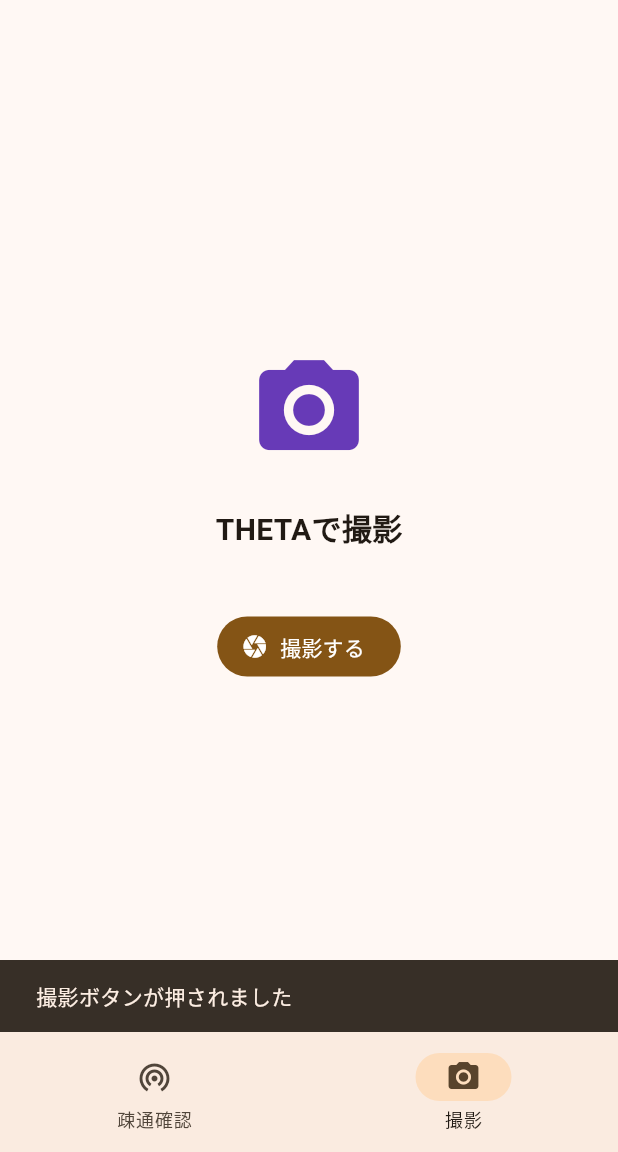
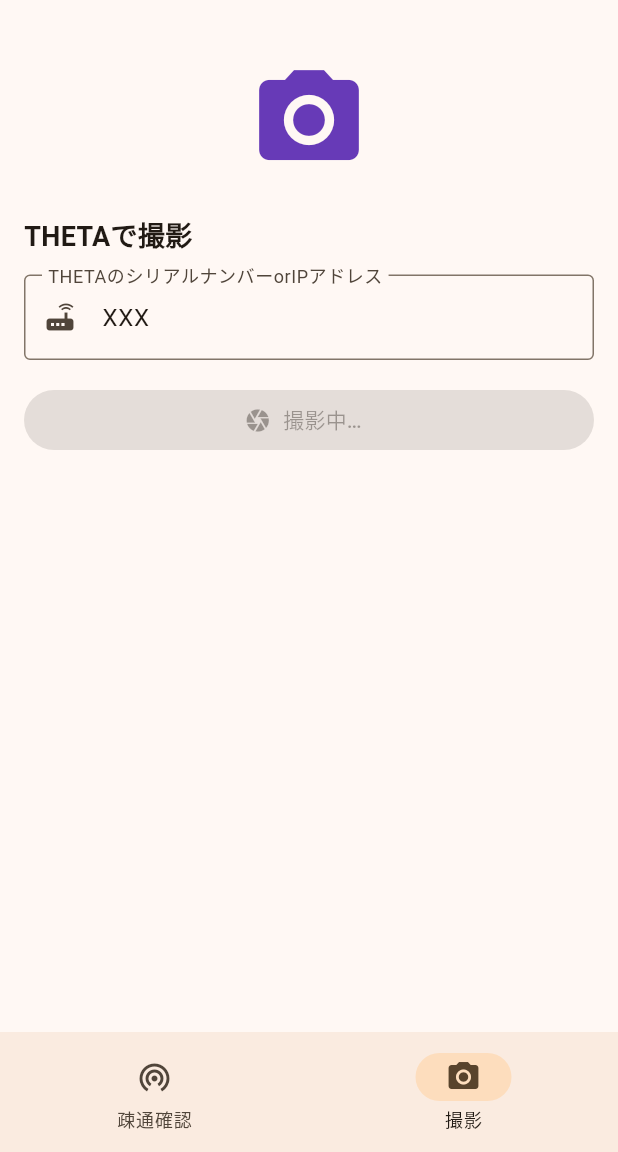
Before and after one commit to naijo-akira/pix-theta-lib, a Flutter app: the screen it shows after launch, item 2 of the bottom bar chosen, after a tap on "撮影する", on a phone screen of 412 x 824 dp, the part 84-1236 px from its top. Run offline on Flutter 3.47's test engine with Material 3 defaults, Android fonts, the phone set to English and light mode, and no system bars; missing offline and left inert: http_auth; statements that could not run were skipped.

Commit message:
http and http auth client theta

```diff
--- a/pix_theta_lib/lib/main.dart
+++ b/pix_theta_lib/lib/main.dart
@@ -1,4 +1,6 @@
 import 'package:flutter/material.dart';
+import 'pages/connectivity_page.dart';
+import 'pages/shooting_page.dart';
 
 void main() {
   runApp(const MyApp());
@@ -60,71 +62,3 @@
     );
   }
 }
-
-class ConnectivityPage extends StatelessWidget {
-  const ConnectivityPage({super.key});
-
-  @override
-  Widget build(BuildContext context) {
-    return Scaffold(
-      body: Center(
-        child: Column(
-          mainAxisAlignment: MainAxisAlignment.center,
-          children: [
-            const Icon(Icons.wifi_tethering, size: 80, color: Colors.blueGrey),
-            const SizedBox(height: 24),
-            const Text(
-              'RICOH THETAとの疎通確認',
-              style: TextStyle(fontSize: 20, fontWeight: FontWeight.bold),
-            ),
-            const SizedBox(height: 40),
-            FilledButton.icon(
-              onPressed: () {
-                // ここに疎通確認処理を後で追加
-                ScaffoldMessenger.of(
-                  context,
-                ).showSnackBar(const SnackBar(content: Text('疎通確認ボタンが押されました')));
-              },
-              icon: const Icon(Icons.wifi),
-              label: const Text('疎通確認を実行'),
-            ),
-          ],
-        ),
-      ),
-    );
-  }
-}
-
-class ShootingPage extends StatelessWidget {
-  const ShootingPage({super.key});
-
-  @override
-  Widget build(BuildContext context) {
-    return Scaffold(
-      body: Center(
-        child: Column(
-          mainAxisAlignment: MainAxisAlignment.center,
-          children: [
-            const Icon(Icons.camera_alt, size: 80, color: Colors.deepPurple),
-            const SizedBox(height: 24),
-            const Text(
-              'THETAで撮影',
-              style: TextStyle(fontSize: 20, fontWeight: FontWeight.bold),
-            ),
-            const SizedBox(height: 40),
-            FilledButton.icon(
-              onPressed: () {
-                // ここに撮影処理を後で追加
-                ScaffoldMessenger.of(
-                  context,
-                ).showSnackBar(const SnackBar(content: Text('撮影ボタンが押されました')));
-              },
-              icon: const Icon(Icons.camera),
-              label: const Text('撮影する'),
-            ),
-          ],
-        ),
-      ),
-    );
-  }
-}
--- /dev/null
+++ b/pix_theta_lib/lib/pages/connectivity_page.dart
@@ -0,0 +1,138 @@
+import 'package:flutter/material.dart';
+import '../utils/theta_api_digest_auth.dart';
+
+class ConnectivityPage extends StatefulWidget {
+  const ConnectivityPage({super.key});
+
+  @override
+  State<ConnectivityPage> createState() => _ConnectivityPageState();
+}
+
+class _ConnectivityPageState extends State<ConnectivityPage> {
+  final _ipCtrl = TextEditingController(text: 'XXX'); // デフォルト
+  late ThetaApi _api;
+  bool _loading = false;
+  String? _model;
+  String? _firmware;
+  String? _serial;
+  String? _error;
+
+  @override
+  void initState() {
+    super.initState();
+    _api = ThetaApi(host: _ipCtrl.text.trim(), user: 'XXX', password: 'XXX');
+  }
+
+  @override
+  void dispose() {
+    _ipCtrl.dispose();
+    super.dispose();
+  }
+
+  Future<void> _checkConnectivity() async {
+    setState(() {
+      _loading = true;
+      _error = null;
+      _model = null;
+      _firmware = null;
+      _serial = null;
+    });
+
+    // 入力IPを反映
+    _api.setHost(_ipCtrl.text.trim());
+
+    try {
+      final info = await _api.getInfo(); // /osc/info
+      setState(() {
+        _model = info['model']?.toString();
+        _firmware = info['firmwareVersion']?.toString();
+        _serial = info['serialNumber']?.toString();
+      });
+      if (mounted) {
+        ScaffoldMessenger.of(
+          context,
+        ).showSnackBar(const SnackBar(content: Text('疎通OK')));
+      }
+    } catch (e) {
+      setState(() => _error = e.toString());
+      if (mounted) {
+        ScaffoldMessenger.of(
+          context,
+        ).showSnackBar(SnackBar(content: Text('疎通NG: $e')));
+      }
+    } finally {
+      if (mounted) setState(() => _loading = false);
+    }
+  }
+
+  @override
+  Widget build(BuildContext context) {
+    return Scaffold(
+      body: ListView(
+        padding: const EdgeInsets.all(16),
+        children: [
+          const SizedBox(height: 24),
+          const Icon(Icons.wifi_tethering, size: 80, color: Colors.blueGrey),
+          const SizedBox(height: 24),
+          const Text(
+            'RICOH THETAとの疎通確認',
+            style: TextStyle(fontSize: 18, fontWeight: FontWeight.bold),
+          ),
+          const SizedBox(height: 12),
+          TextField(
+            controller: _ipCtrl,
+            decoration: const InputDecoration(
+              labelText: 'THETAのシリアルナンバーorIPアドレス',
+              hintText: '例) THETAYN12345678.local or 192.168.1.1',
+              prefixIcon: Icon(Icons.router),
+              border: OutlineInputBorder(),
+            ),
+          ),
+          const SizedBox(height: 16),
+          FilledButton.icon(
+            onPressed: _loading ? null : _checkConnectivity,
+            icon: const Icon(Icons.wifi),
+            label: _loading ? const Text('実行中…') : const Text('疎通確認を実行'),
+          ),
+          const SizedBox(height: 16),
+          if (_error != null)
+            Card(
+              color: Theme.of(context).colorScheme.errorContainer,
+              child: ListTile(
+                leading: const Icon(Icons.error_outline),
+                title: const Text('エラー'),
+                subtitle: Text(_error!),
+              ),
+            ),
+          if (_model != null || _firmware != null || _serial != null)
+            Card(
+              child: Column(
+                children: [
+                  ListTile(
+                    leading: const Icon(Icons.camera_alt),
+                    title: const Text('本体情報 (/osc/info)'),
+                    subtitle: Text('IP: ${_ipCtrl.text.trim()}'),
+                  ),
+                  const Divider(height: 1),
+                  ListTile(
+                    title: const Text('Model'),
+                    subtitle: Text(_model ?? '-'),
+                  ),
+                  const Divider(height: 1),
+                  ListTile(
+                    title: const Text('Firmware'),
+                    subtitle: Text(_firmware ?? '-'),
+                  ),
+                  const Divider(height: 1),
+                  ListTile(
+                    title: const Text('Serial Number'),
+                    subtitle: Text(_serial ?? '-'),
+                  ),
+                ],
+              ),
+            ),
+        ],
+      ),
+    );
+  }
+}
--- /dev/null
+++ b/pix_theta_lib/lib/pages/shooting_page.dart
@@ -0,0 +1,135 @@
+import 'package:flutter/material.dart';
+import '../utils/theta_api_digest_auth.dart';
+
+class ShootingPage extends StatefulWidget {
+  const ShootingPage({super.key});
+
+  @override
+  State<ShootingPage> createState() => _ShootingPageState();
+}
+
+class _ShootingPageState extends State<ShootingPage> {
+  final _ipCtrl = TextEditingController(text: 'XXX'); // デフォルトIP
+  late ThetaApi _api;
+  bool _shooting = false;
+  String? _fileUrl; // 撮影結果のURL（返ってくれば表示）
+  String? _message; // 補足メッセージ（stateやidなど）
+  String? _error;
+
+  @override
+  void initState() {
+    super.initState();
+    _api = ThetaApi(host: _ipCtrl.text.trim(), user: 'XXX', password: 'XXX');
+  }
+
+  @override
+  void dispose() {
+    _ipCtrl.dispose();
+    super.dispose();
+  }
+
+  Future<void> _shoot() async {
+    setState(() {
+      _shooting = true;
+      _error = null;
+      _fileUrl = null;
+      _message = null;
+    });
+
+    // 入力IPを反映
+    _api.setHost(_ipCtrl.text.trim());
+
+    try {
+      final res = await _api.takePicture(); // 撮影→必要なら完了待ち
+      // 代表的な返却（機種/ファームで差異あり）
+      final state = res['state']?.toString();
+      final results = res['results'] as Map<String, dynamic>?;
+
+      setState(() {
+        _message = 'state: $state';
+        _fileUrl = results?['fileUrl']?.toString();
+      });
+
+      if (!mounted) return;
+      ScaffoldMessenger.of(context).showSnackBar(
+        SnackBar(content: Text(_fileUrl != null ? '撮影完了' : '撮影コマンド完了')),
+      );
+    } catch (e) {
+      setState(() => _error = e.toString());
+      if (!mounted) return;
+      ScaffoldMessenger.of(
+        context,
+      ).showSnackBar(SnackBar(content: Text('撮影エラー: $e')));
+    } finally {
+      if (mounted) setState(() => _shooting = false);
+    }
+  }
+
+  @override
+  Widget build(BuildContext context) {
+    return Scaffold(
+      body: ListView(
+        padding: const EdgeInsets.all(16),
+        children: [
+          const SizedBox(height: 24),
+          const Icon(Icons.camera_alt, size: 80, color: Colors.deepPurple),
+          const SizedBox(height: 24),
+          const Text(
+            'THETAで撮影',
+            style: TextStyle(fontSize: 18, fontWeight: FontWeight.bold),
+          ),
+          const SizedBox(height: 12),
+          TextField(
+            controller: _ipCtrl,
+            decoration: const InputDecoration(
+              labelText: 'THETAのシリアルナンバーorIPアドレス',
+              hintText: '例) THETAYN12345678.local or 192.168.1.1',
+              prefixIcon: Icon(Icons.router),
+              border: OutlineInputBorder(),
+            ),
+          ),
+          const SizedBox(height: 16),
+          FilledButton.icon(
+            onPressed: _shooting ? null : _shoot,
+            icon: const Icon(Icons.camera),
+            label: _shooting ? const Text('撮影中…') : const Text('撮影する'),
+          ),
+          const SizedBox(height: 16),
+          if (_error != null)
+            Card(
+              color: Theme.of(context).colorScheme.errorContainer,
+              child: ListTile(
+                leading: const Icon(Icons.error_outline),
+                title: const Text('エラー'),
+                subtitle: Text(_error!),
+              ),
+            ),
+          if (_message != null || _fileUrl != null)
+            Card(
+              child: Column(
+                children: [
+                  const ListTile(
+                    leading: Icon(Icons.check_circle_outline),
+                    title: Text('撮影結果'),
+                  ),
+                  if (_message != null) const Divider(height: 1),
+                  if (_message != null)
+                    ListTile(
+                      title: const Text('メッセージ'),
+                      subtitle: Text(_message!),
+                    ),
+                  if (_fileUrl != null) const Divider(height: 1),
+                  if (_fileUrl != null)
+                    ListTile(
+                      title: const Text('fileUrl'),
+                      subtitle: Text(_fileUrl!),
+                      trailing: const Icon(Icons.link),
+                    ),
+                ],
+              ),
+            ),
+        ],
+      ),
+    );
+  }
+}
--- a/pix_theta_lib/pubspec.yaml
+++ b/pix_theta_lib/pubspec.yaml
@@ -30,6 +30,8 @@
 dependencies:
   flutter:
     sdk: flutter
+  http: ^1.5.0
+  http_auth: ^1.0.4
 
   # The following adds the Cupertino Icons font to your application.
   # Use with the CupertinoIcons class for iOS style icons.
```
Also changed, not shown: pix_theta_lib/lib/utils/theta_api.dart (added, +99 -0 lines), pix_theta_lib/lib/utils/theta_api_digest_auth.dart (added, +134 -0 lines), pix_theta_lib/pubspec.lock, 1 other file.
